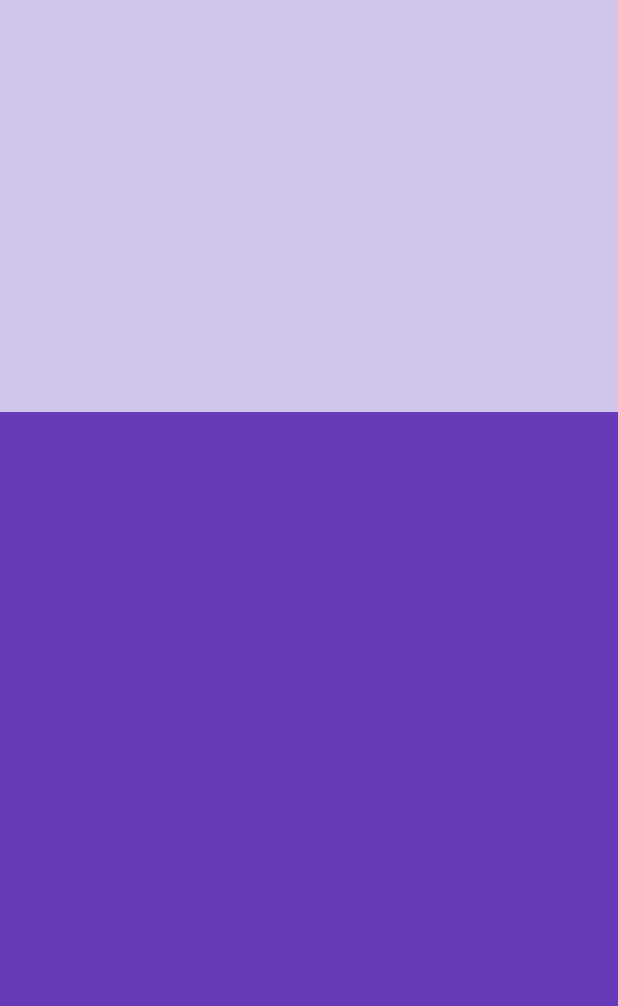
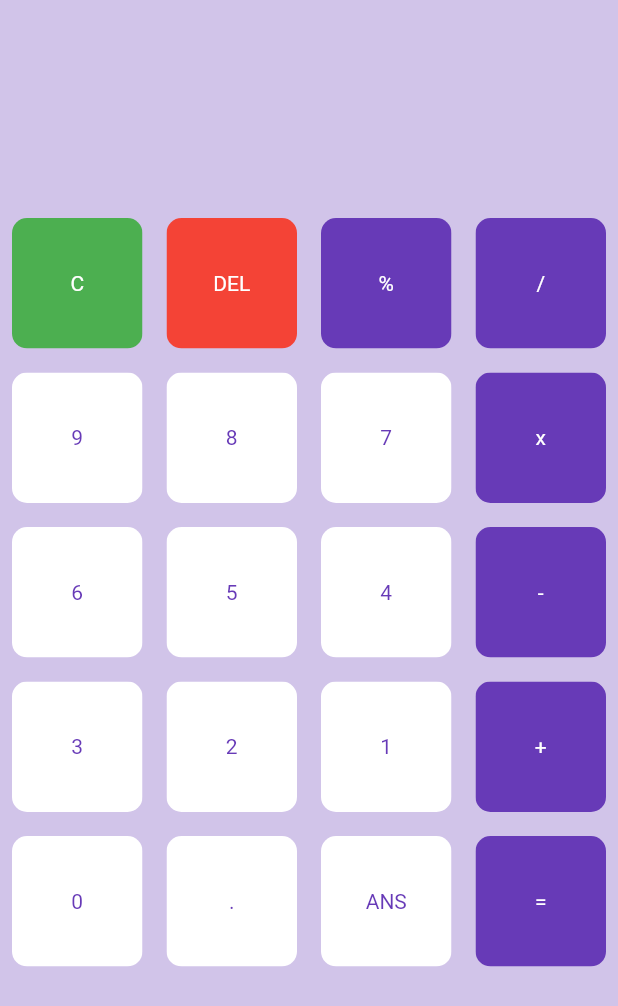
Before and after one commit to tamerardal/calculator_app, a Flutter app: the screen it shows after launch, on a phone screen of 412 x 824 dp. Shown: the top 1006 px of the screen. Run offline on Flutter 3.47's test engine with Material 2 defaults, Android fonts, the phone set to English and light mode, and no system bars.

Commit message:
buton ve yazı renkleri düzenlendi

```diff
--- a/lib/main.dart
+++ b/lib/main.dart
@@ -1,3 +1,4 @@
+import 'package:calculator_app/buttons.dart';
 import 'package:flutter/cupertino.dart';
 import 'package:flutter/material.dart';
 
@@ -20,6 +21,28 @@ class HomePage extends StatefulWidget {
 }
 
 class _HomePageState extends State<HomePage> {
+  final List<String> buttons = [
+    'C',
+    'DEL',
+    '%',
+    '/',
+    '9',
+    '8',
+    '7',
+    'x',
+    '6',
+    '5',
+    '4',
+    '-',
+    '3',
+    '2',
+    '1',
+    '+',
+    '0',
+    '.',
+    'ANS',
+    '='
+  ];
   @override
   Widget build(BuildContext context) {
     // TODO: implement build
@@ -29,13 +52,49 @@ class _HomePageState extends State<HomePage> {
         children: <Widget>[
           Expanded(child: Container()),
           Expanded(
-            flex: 2,
+            flex: 5,
             child: Container(
-              color: Colors.deepPurple,
+              child: GridView.builder(
+                primary: false,
+                itemCount: buttons.length,
+                gridDelegate: SliverGridDelegateWithFixedCrossAxisCount(
+                    crossAxisCount: 4),
+                itemBuilder: (BuildContext context, int index) {
+                  if (index == 0) {
+                    return MyButton(
+                      buttonText: buttons[index],
+                      color: Colors.green,
+                      textColor: Colors.white,
+                    );
+                  } else if (index == 1) {
+                    return MyButton(
+                        buttonText: buttons[index],
+                        color: Colors.red,
+                        textColor: Colors.white);
+                  } else {
+                    return MyButton(
+                      buttonText: buttons[index],
+                      color: isOperator(buttons[index])
+                          ? Colors.deepPurple
+                          : Colors.white,
+                      textColor: isOperator(buttons[index])
+                          ? Colors.white
+                          : Colors.deepPurple,
+                    );
+                  }
+                },
+              ),
             ),
           )
         ],
       ),
     );
   }
+
+  bool isOperator(String a) {
+    if (a == '%' || a == '/' || a == 'x' || a == '+' || a == '-' || a == '=') {
+      return true;
+    }
+    return false;
+  }
 }
```
